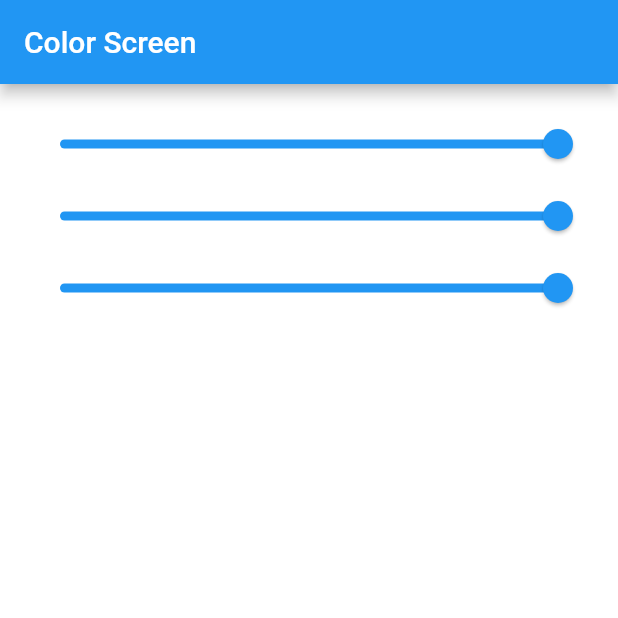
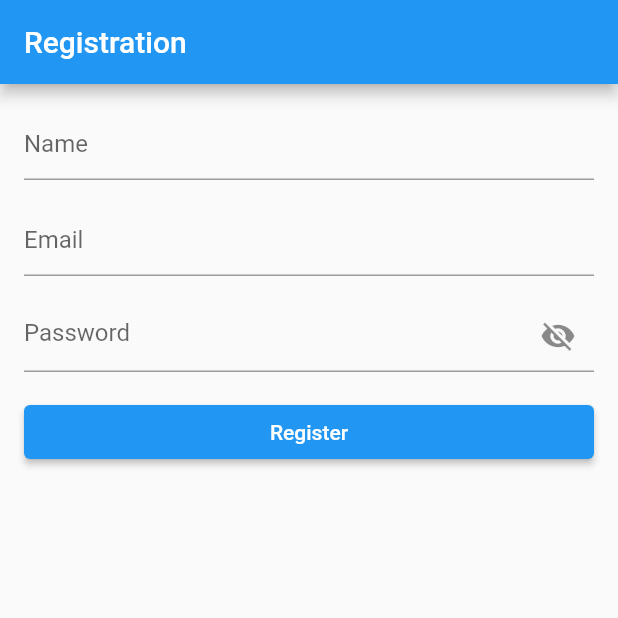
Before and after one commit to siddharth4u/getx_demo, a Flutter app: the screen it shows after launch, on a phone screen of 412 x 824 dp, the top half of it. Run offline on Flutter 3.47's test engine with Material 2 defaults, Android fonts, the phone set to English and light mode, and no system bars; our stand-ins replace get; missing offline and left inert: dart:html.

Commit message:
form validation

```diff
--- /dev/null
+++ b/lib/formValidation/registration_conroller.dart
@@ -0,0 +1,105 @@
+import 'package:flutter/material.dart';
+import 'package:get/get.dart';
+
+class RegistrationController extends GetxController {
+  //
+  final GlobalKey<FormState> registraionFormKey = GlobalKey<FormState>();
+  final TextEditingController nameController = TextEditingController();
+  final TextEditingController emailController = TextEditingController();
+  final TextEditingController passwordController = TextEditingController();
+  final Student student = Student();
+
+  //
+  var hidePassword = true.obs;
+
+  //
+  @override
+  void onInit() {
+    super.onInit();
+  }
+
+  //
+  @override
+  void onClose() {
+    super.onClose();
+
+    //
+    nameController.dispose();
+  }
+
+  // validate the name textfield
+  String? validateName(String? name) {
+    if (name!.isEmpty) {
+      return 'Please write your name';
+    }
+
+    return null;
+  }
+
+  // save the name value
+  void saveName(String? name) {
+    student.name = name!;
+  }
+
+  // validate email
+  String? validateEmail(String? email) {
+    if (email!.isEmpty) {
+      return 'Please provide email';
+    }
+
+    if (!GetUtils.isEmail(email)) {
+      return 'Invalid email Id';
+    }
+
+    return null;
+  }
+
+  // save value of email
+  void saveEmail(String? email) {
+    student.email = email!;
+  }
+
+// validate password
+  String? validatePassword(String? password) {
+    if (password!.isEmpty) {
+      return 'Please provide password';
+    }
+
+    if (password.length < 6) {
+      return 'Atleast 6 characters required';
+    }
+
+    return null;
+  }
+
+  // save value of password
+  void savePassword(String? password) {
+    student.password = password!;
+  }
+
+  // toogle the passwod visibilty
+  void togglePassword() {
+    hidePassword.value = !hidePassword.value;
+  }
+
+  // validate the entire form
+  void validateRegistrationForm() {
+    final bool isValidate = registraionFormKey.currentState!.validate();
+
+    if (!isValidate) {
+      return;
+    }
+
+    registraionFormKey.currentState!.save();
+
+    //
+    // go ahed for further taks
+  }
+}
+
+//
+class Student {
+  late String name;
+  late String email;
+  late String password;
+}
--- /dev/null
+++ b/lib/formValidation/registration_scrren.dart
@@ -0,0 +1,105 @@
+import 'package:flutter/material.dart';
+import 'package:getx_demo/formValidation/registration_conroller.dart';
+import 'package:get/get.dart';
+
+class RegistrationScreen extends StatelessWidget {
+  //
+  final RegistrationController registrationController =
+      Get.put(RegistrationController());
+
+  //
+  @override
+  Widget build(BuildContext context) {
+    return Scaffold(
+      //
+      appBar: AppBar(
+        title: Text('Registration'),
+      ),
+
+      //
+      body: Form(
+        //
+        key: registrationController.registraionFormKey,
+
+        //
+        autovalidateMode: AutovalidateMode.onUserInteraction,
+
+        //
+        child: ListView(
+          padding: EdgeInsets.all(16),
+          children: [
+            //
+            TextFormField(
+              decoration: InputDecoration(hintText: 'Name'),
+
+              // controller
+              controller: registrationController.nameController,
+
+              // validator
+              validator: registrationController.validateName,
+
+              // onSave
+              onSaved: registrationController.saveName,
+            ),
+
+            //
+            SizedBox(height: 16),
+
+            // email
+            TextFormField(
+              decoration: InputDecoration(hintText: 'Email'),
+
+              //
+              controller: registrationController.emailController,
+
+              //
+              validator: registrationController.validateEmail,
+
+              //
+              onSaved: registrationController.saveEmail,
+            ),
+
+            SizedBox(height: 16),
+
+            // email
+            Obx(
+              () => TextFormField(
+                //
+                obscureText:
+                    registrationController.hidePassword.value ? true : false,
+
+                //
+                decoration: InputDecoration(
+                  hintText: 'Password',
+                  suffixIcon: IconButton(
+                    icon: registrationController.hidePassword.value
+                        ? Icon(Icons.visibility_off)
+                        : Icon(Icons.visibility),
+                    onPressed: registrationController.togglePassword,
+                  ),
+                ),
+
+                //
+                controller: registrationController.passwordController,
+
+                //
+                validator: registrationController.validatePassword,
+
+                //
+                onSaved: registrationController.savePassword,
+              ),
+            ),
+
+            SizedBox(height: 16),
+
+            //
+            ElevatedButton(
+              child: Text('Register'),
+              onPressed: registrationController.validateRegistrationForm,
+            ),
+          ],
+        ),
+      ),
+    );
+  }
+}
--- a/lib/main.dart
+++ b/lib/main.dart
@@ -1,5 +1,6 @@
 import 'package:flutter/material.dart';
 import 'package:get/get.dart';
+import 'package:getx_demo/formValidation/registration_scrren.dart';
 
 import 'color_demo/color_screen.dart';
 import 'counter_app.dart';
@@ -15,7 +16,7 @@ class MyApp extends StatelessWidget {
   Widget build(BuildContext context) {
     return GetMaterialApp(
       debugShowCheckedModeBanner: false,
-      home: ColorScreen(),
+      home: RegistrationScreen(),
     );
   }
 }
--- a/lib/screens/counter_screen.dart
+++ b/lib/screens/counter_screen.dart
@@ -5,7 +5,7 @@ import 'package:getx_demo/widgets/counter_widget.dart';
 
 class CounterScreen extends StatelessWidget {
   //
-  final CounterController counterController = Get.put(CounterController());
+  final CounterService conuterService = Get.put(CounterService());
 
   //
   @override
@@ -27,7 +27,7 @@ class CounterScreen extends StatelessWidget {
           FloatingActionButton(
             child: Icon(Icons.remove),
             onPressed: () {
-              counterController.decrement();
+              conuterService.decrement();
             },
           ),
 
@@ -37,7 +37,7 @@ class CounterScreen extends StatelessWidget {
           FloatingActionButton(
             child: Icon(Icons.add),
             onPressed: () {
-              counterController.increment();
+              conuterService.increment();
             },
           ),
         ],
--- a/lib/widgets/counter_widget.dart
+++ b/lib/widgets/counter_widget.dart
@@ -4,14 +4,14 @@ import 'package:get/get.dart';
 
 class CounterWidget extends StatelessWidget {
   //
-  final CounterController counterController = Get.find();
+  final CounterService counterService = Get.find();
 
   //
   @override
   Widget build(BuildContext context) {
     return Obx(
       () => Text(
-        '${counterController.count}',
+        '${counterService.count}',
         style: TextStyle(
           fontSize: 80,
           fontWeight: FontWeight.bold,
```
Also changed, not shown: lib/color_demo/color_controller.dart (+11 -4 lines), lib/controllers/counter_contoller.dart (+53 -1 lines), lib/controllers/my_controller.dart (added, +28 -0 lines).
